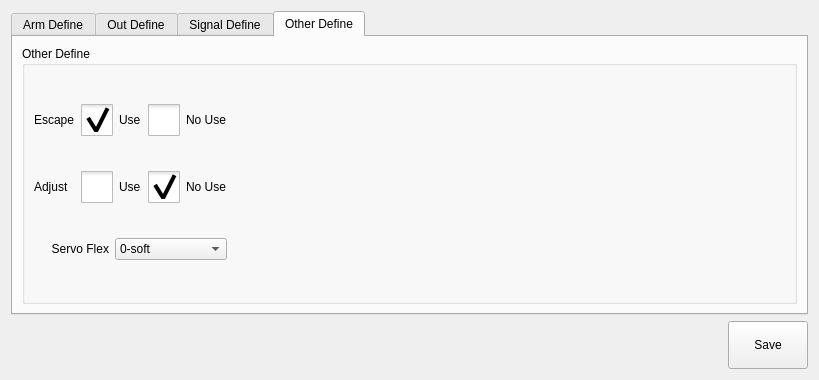
Old version of the form hcsettings/icstructdefineframe.ui in the repository dongdong-2009/3-5AxisRobot.
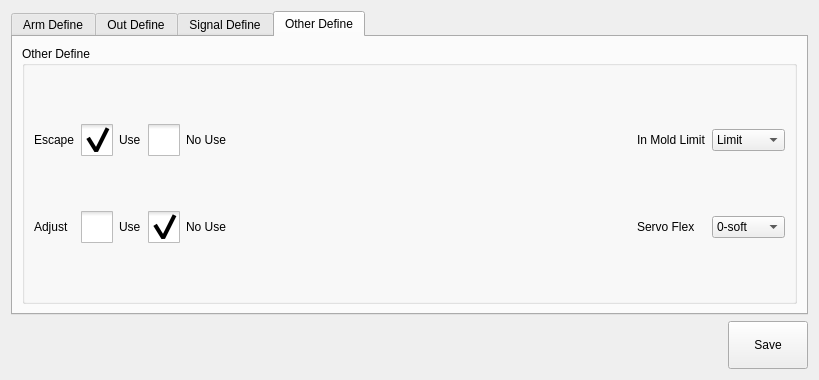
New version of the form. The open tabs and pages were chosen to show the change. Icons and pictures are not drawn. Custom widgets are drawn as their Qt base class.

```diff
--- a/hcsettings/icstructdefineframe.ui
+++ b/hcsettings/icstructdefineframe.ui
@@ -2032,17 +2032,38 @@
             </attribute>
            </widget>
           </item>
-          <item row="2" column="0" colspan="2">
+          <item row="0" column="5">
+           <widget class="QLabel" name="label_28">
+            <property name="styleSheet">
+             <string notr="true">height:27px ;</string>
+            </property>
+            <property name="text">
+             <string>In Mold Limit</string>
+            </property>
+           </widget>
+          </item>
+          <item row="0" column="6">
+           <widget class="ICComboBox" name="fixtureComboBox">
+            <item>
+             <property name="text">
+              <string>Limit</string>
+             </property>
+            </item>
+            <item>
+             <property name="text">
+              <string>NoLimit</string>
+             </property>
+            </item>
+           </widget>
+          </item>
+          <item row="1" column="5">
            <widget class="QLabel" name="label_27">
             <property name="text">
              <string>Servo Flex</string>
             </property>
-            <property name="alignment">
-             <set>Qt::AlignRight|Qt::AlignTrailing|Qt::AlignVCenter</set>
-            </property>
            </widget>
           </item>
-          <item row="2" column="2" colspan="2">
+          <item row="1" column="6">
            <widget class="QComboBox" name="servoFlex">
             <item>
              <property name="text">
```
Left out of the diff: 24 changed lines with no effect on the pictures.
